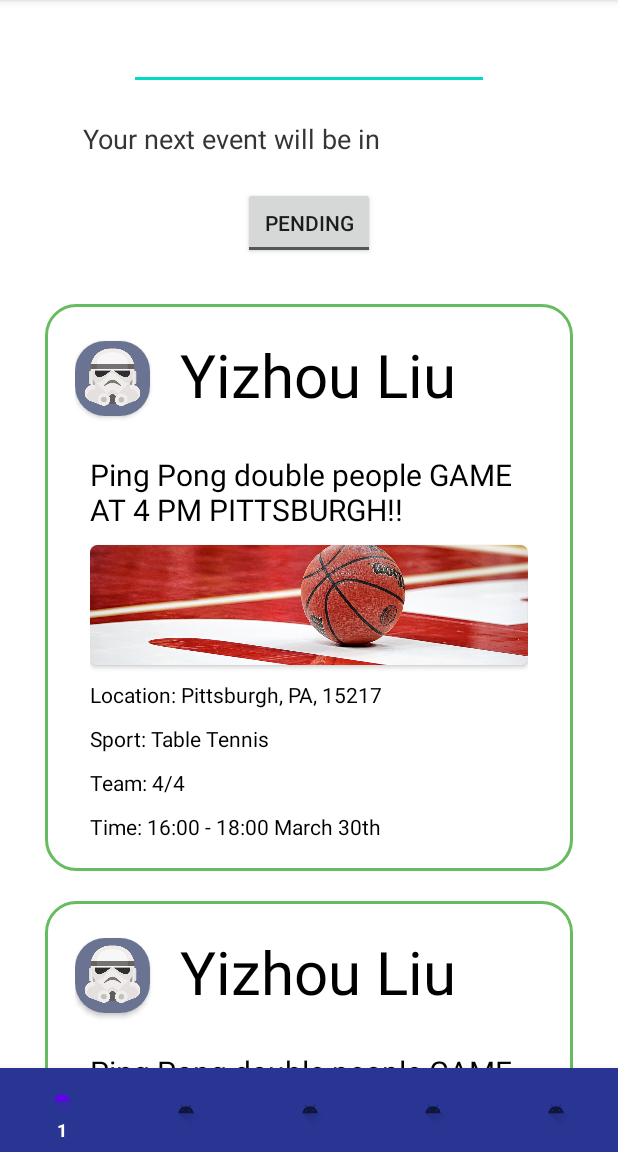
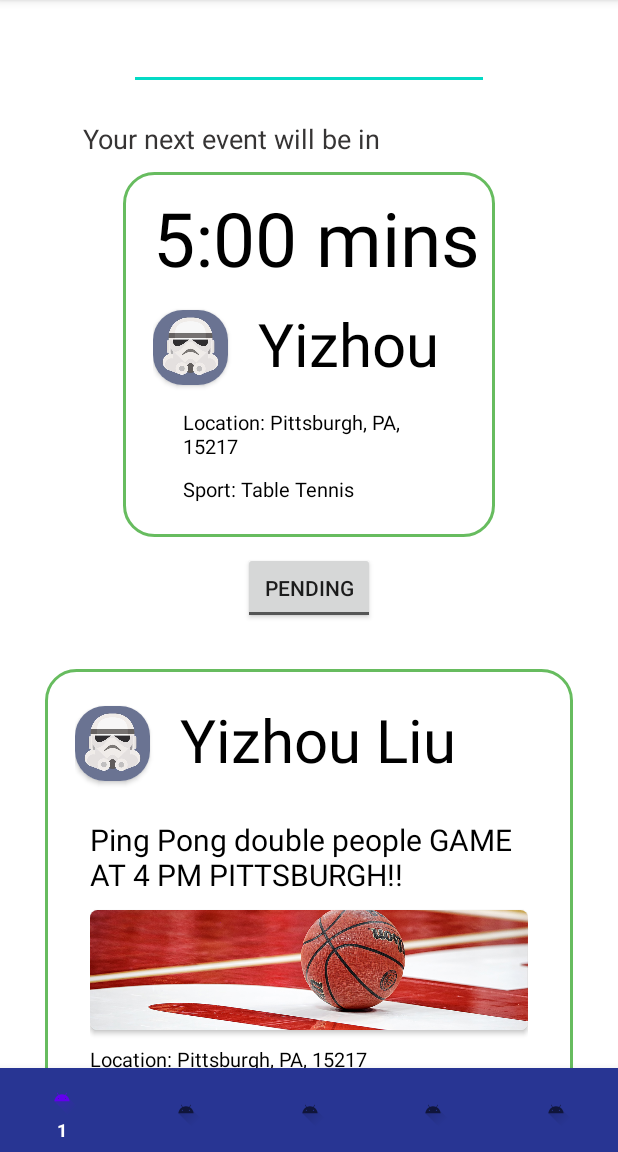
Before and after one commit to ychu824/SportsMatchingApp, an Android app: the HomeFragment screen opened directly, with no data from a screen before it, on a phone screen of 412 x 824 dp, the part 84-1236 px from its top. Run offline under Robolectric (Android 15) with nearby library versions, the phone set to English and light mode, and no system bars; pictures from the network do not load.

Commit message:
Finish basic home page ui

```diff
--- a/app/src/main/res/layout/fragment_home.xml
+++ b/app/src/main/res/layout/fragment_home.xml
@@ -41,6 +41,18 @@
             android:textAppearance="@style/medium_text"
             android:text="@string/next_match_prompt"/>
 
+<!--        TODO: Show this layout dynamically-->
+        <include
+            android:layout_width="wrap_content"
+            android:layout_height="wrap_content"
+            layout="@layout/next_match_info" />
+
+<!--        <View-->
+
+<!--            android:id="@+id/next_match_container"-->
+<!--            android:layout_width="wrap_content"-->
+<!--            android:layout_height="wrap_content"/>-->
+
         <ToggleButton
             android:id="@+id/filter_match_button"
             android:layout_gravity="center"
--- a/app/src/main/res/layout/match_info.xml
+++ b/app/src/main/res/layout/match_info.xml
@@ -78,7 +78,7 @@
         <TextView
             android:id="@+id/match_location"
             android:layout_marginTop="10dp"
-            android:textColor="@color/black"
+            android:textAppearance="@style/small_title"
             android:layout_width="match_parent"
             android:layout_height="wrap_content"
             android:text="@string/test_match_location" />
@@ -86,7 +86,7 @@
         <TextView
             android:id="@+id/match_sport"
             android:layout_marginTop="10dp"
-            android:textColor="@color/black"
+            android:textAppearance="@style/small_title"
             android:layout_width="match_parent"
             android:layout_height="wrap_content"
             android:text="@string/match_sport" />
@@ -94,7 +94,7 @@
         <TextView
             android:id="@+id/match_team"
             android:layout_marginTop="10dp"
-            android:textColor="@color/black"
+            android:textAppearance="@style/small_title"
             android:layout_width="match_parent"
             android:layout_height="wrap_content"
             android:text="@string/test_match_team" />
@@ -102,7 +102,7 @@
         <TextView
             android:id="@+id/match_time"
             android:layout_marginTop="10dp"
-            android:textColor="@color/black"
+            android:textAppearance="@style/small_title"
             android:layout_width="match_parent"
             android:layout_height="wrap_content"
             android:text="@string/test_match_time" />
--- a/app/src/main/res/layout/next_match_info.xml
+++ b/app/src/main/res/layout/next_match_info.xml
@@ -3,8 +3,19 @@
     xmlns:app="http://schemas.android.com/apk/res-auto"
     android:orientation="vertical"
     android:layout_width="match_parent"
-    android:layout_height="match_parent"
+    android:layout_height="wrap_content"
+    android:layout_marginHorizontal="20dp"
+    android:layout_marginVertical="@dimen/common_vertical_margin"
     android:background="@drawable/border_background">
+
+    <TextView
+        android:id="@+id/next_match_count_down"
+        android:layout_width="wrap_content"
+        android:layout_height="wrap_content"
+        android:layout_marginStart="10dp"
+        android:textColor="@color/black"
+        android:textSize="50sp"
+        android:text="@string/next_match_count_down"/>
 
     <LinearLayout
         android:layout_gravity="start"
@@ -14,19 +25,36 @@
         android:layout_height="wrap_content"
         android:orientation="horizontal">
 
+        <androidx.cardview.widget.CardView
+            android:layout_width="@dimen/user_round_avatar_size"
+            android:layout_height="@dimen/user_round_avatar_size"
+            app:cardCornerRadius="20dp"
+            android:layout_marginEnd="20dp"
+            android:layout_gravity="center">
+
+            <ImageView
+                android:id="@+id/user_avatar"
+                android:layout_width="@dimen/user_round_avatar_size"
+                android:layout_height="@dimen/user_round_avatar_size"
+                android:src="@drawable/test_ava"
+                android:scaleType="centerCrop"/>
+
+        </androidx.cardview.widget.CardView>
+
         <TextView
             android:id="@+id/current_user_name"
             android:layout_gravity="center"
             android:layout_width="match_parent"
             android:layout_height="60dp"
             android:text="@string/test_user_name"
-            android:textSize="40sp" />
+            android:textSize="40sp"
+            android:textColor="@color/black"/>
     </LinearLayout>
 
     <LinearLayout
         android:layout_width="match_parent"
         android:layout_height="wrap_content"
-        android:layout_marginHorizontal="40dp"
+        android:layout_marginHorizontal="30dp"
         android:orientation="vertical">
 
         <TextView
@@ -34,6 +62,7 @@
             android:layout_marginTop="10dp"
             android:layout_width="match_parent"
             android:layout_height="wrap_content"
+            android:textAppearance="@style/small_title"
             android:text="@string/test_match_location" />
 
         <TextView
@@ -41,6 +70,7 @@
             android:layout_marginTop="10dp"
             android:layout_width="match_parent"
             android:layout_height="wrap_content"
+            android:textAppearance="@style/small_title"
             android:text="@string/match_sport" />
 
         <TextView
@@ -48,6 +78,7 @@
             android:layout_marginTop="10dp"
             android:layout_width="match_parent"
             android:layout_height="wrap_content"
+            android:textAppearance="@style/small_title"
             android:text="@string/test_match_time" />
 
     </LinearLayout>
--- a/app/src/main/res/values/strings.xml
+++ b/app/src/main/res/values/strings.xml
@@ -28,4 +28,5 @@
     <string name="incoming_match">Incoming</string>
     <string name="pending_match">Pending</string>
     <string name="next_match_prompt">Your next event will be in</string>
+    <string name="next_match_count_down">5:00 mins</string>
 </resources>
```
